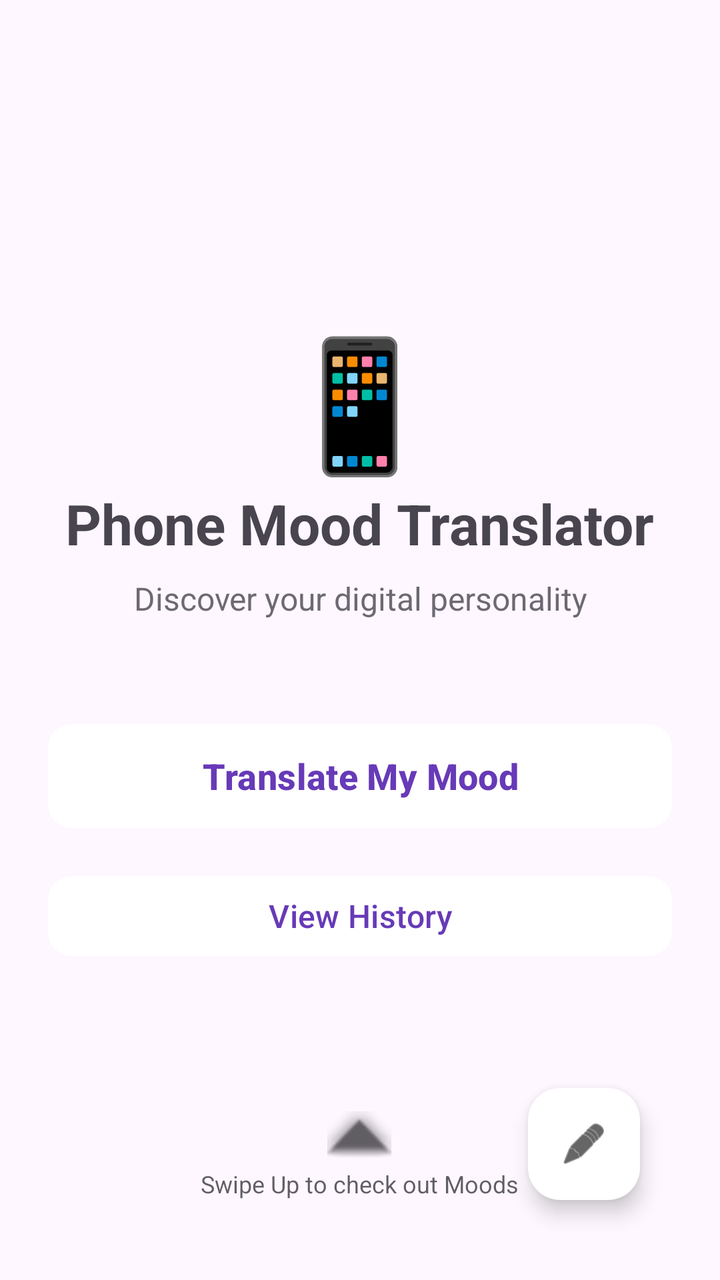
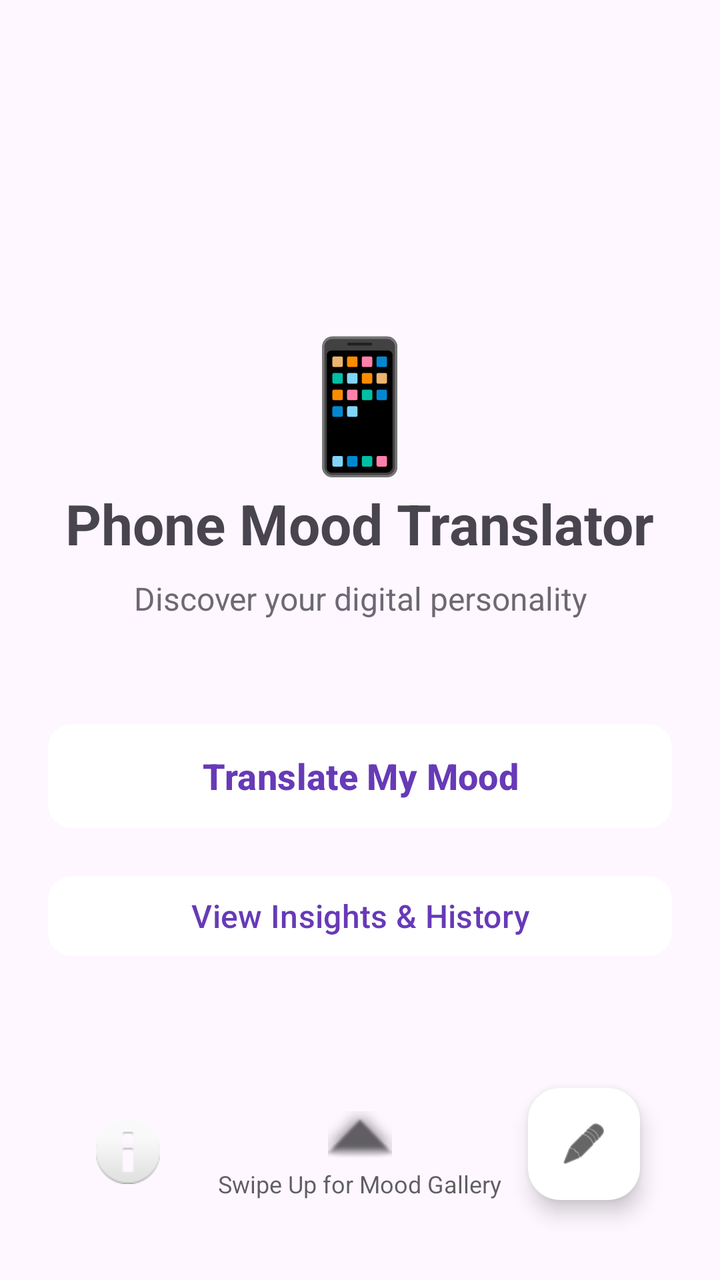

Screens rendered from an Android XML layout before and after an edit, with the pre-edit source and the edit as a unified diff.
<!-- AndroidManifest.xml: application theme Theme.PhoneMoodTranslator -->
<!-- res/layout/activity_main.xml -->
<?xml version="1.0" encoding="utf-8"?>
<RelativeLayout xmlns:android="http://schemas.android.com/apk/res/android"
    xmlns:app="http://schemas.android.com/apk/res-auto"
    xmlns:tools="http://schemas.android.com/tools"
    android:id="@+id/mainRootLayout"
    android:layout_width="match_parent"
    android:layout_height="match_parent"
    android:padding="24dp"
    tools:context=".MainActivity">

    <LinearLayout
        android:layout_width="match_parent"
        android:layout_height="wrap_content"
        android:layout_centerInParent="true"
        android:orientation="vertical"
        android:gravity="center">

        <TextView
            android:id="@+id/tvEmoji"
            android:text="📱"
            android:textSize="64sp"
            android:layout_width="wrap_content"
            android:layout_height="wrap_content"/>

        <TextView
            android:id="@+id/tvTitle"
            android:layout_width="wrap_content"
            android:layout_height="wrap_content"
            android:text="Phone Mood Translator"
            android:textSize="28sp"
            android:textStyle="bold"
            android:gravity="center"
            android:layout_marginBottom="8dp" />

        <TextView
            android:id="@+id/tvSubtitle"
            android:layout_width="wrap_content"
            android:layout_height="wrap_content"
            android:text="Discover your digital personality"
            android:textSize="16sp"
            android:alpha="0.8"
            android:gravity="center"
            android:layout_marginBottom="48dp" />

        <Button
            android:id="@+id/btnStart"
            android:layout_width="match_parent"
            android:layout_height="60dp"
            android:text="Translate My Mood"
            android:textSize="18sp"
            android:textStyle="bold"
            android:textColor="#673AB7"
            android:backgroundTint="#FFFFFF"
            app:cornerRadius="12dp" />

        <Button
            android:id="@+id/btnHistory"
            android:layout_width="match_parent"
            android:layout_height="wrap_content"
            android:layout_marginTop="16dp"
            android:text="View History"
            android:textSize="16sp"
            android:textColor="#673AB7"
            android:backgroundTint="#FFFFFF"
            app:cornerRadius="12dp" />

    </LinearLayout>

    <com.google.android.material.floatingactionbutton.FloatingActionButton
        android:id="@+id/fabColorPicker"
        android:layout_width="wrap_content"
        android:layout_height="wrap_content"
        android:layout_alignParentBottom="true"
        android:layout_alignParentEnd="true"
        android:layout_margin="16dp"
        android:src="@android:drawable/ic_menu_edit"
        android:backgroundTint="#FFFFFF"
        app:tint="#000000"
        android:contentDescription="Change Background Color" />
    <LinearLayout
        android:id="@+id/layoutSwipeHint"
        android:layout_width="wrap_content"
        android:layout_height="wrap_content"
        android:orientation="vertical"
        android:gravity="center"
        android:layout_alignParentBottom="true"
        android:layout_centerHorizontal="true"
        android:layout_marginBottom="16dp"
        android:alpha="0.7">

        <ImageView
            android:layout_width="32dp"
            android:layout_height="32dp"
            android:src="@android:drawable/arrow_up_float"
            app:tint="?android:attr/textColorPrimary" />

        <TextView
            android:id="@+id/tvSwipeHint"
            android:layout_width="wrap_content"
            android:layout_height="wrap_content"
            android:text="Swipe Up to check out Moods"
            android:textSize="12sp"
            android:textColor="?android:attr/textColorPrimary"/>
    </LinearLayout>

</RelativeLayout>
<!-- resources referenced by this layout -->
<resources>
  <style name="Theme.PhoneMoodTranslator" parent="Base.Theme.PhoneMoodTranslator" />
  <style name="Base.Theme.PhoneMoodTranslator" parent="Theme.Material3.DayNight.NoActionBar">
          
          
      </style>
</resources>

<!-- the commit's change to res/layout/activity_main.xml (unified diff, before → after) -->
@@ -6,7 +6,20 @@
     android:layout_width="match_parent"
     android:layout_height="match_parent"
     android:padding="24dp"
-    tools:context=".MainActivity">
+    tools:context=".activities.MainActivity">
+
+    <ImageButton
+        android:id="@+id/btnMainInfo"
+        android:layout_width="48dp"
+        android:layout_height="48dp"
+        android:layout_alignParentStart="true"
+        android:layout_alignParentBottom="true"
+        android:layout_marginStart="16dp"
+        android:layout_marginBottom="16dp"
+        android:background="?attr/selectableItemBackgroundBorderless"
+        android:contentDescription="About App"
+        android:elevation="10dp"
+        android:src="@android:drawable/ic_dialog_info" />
 
     <LinearLayout
         android:layout_width="match_parent"
@@ -58,7 +71,7 @@
             android:layout_width="match_parent"
             android:layout_height="wrap_content"
             android:layout_marginTop="16dp"
-            android:text="View History"
+            android:text="View Insights &amp; History"
             android:textSize="16sp"
             android:textColor="#673AB7"
             android:backgroundTint="#FFFFFF"
@@ -77,6 +90,7 @@
         android:backgroundTint="#FFFFFF"
         app:tint="#000000"
         android:contentDescription="Change Background Color" />
+
     <LinearLayout
         android:id="@+id/layoutSwipeHint"
         android:layout_width="wrap_content"
@@ -98,9 +112,11 @@
             android:id="@+id/tvSwipeHint"
             android:layout_width="wrap_content"
             android:layout_height="wrap_content"
-            android:text="Swipe Up to check out Moods"
+            android:text="Swipe Up for Mood Gallery"
             android:textSize="12sp"
             android:textColor="?android:attr/textColorPrimary"/>
     </LinearLayout>
 
+
+
 </RelativeLayout>
